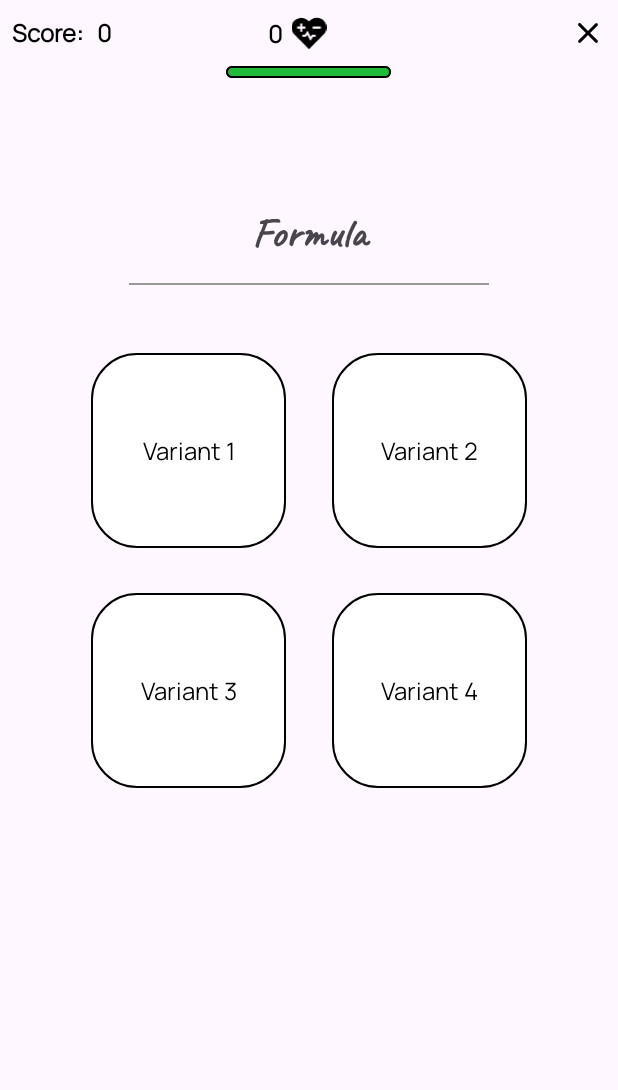
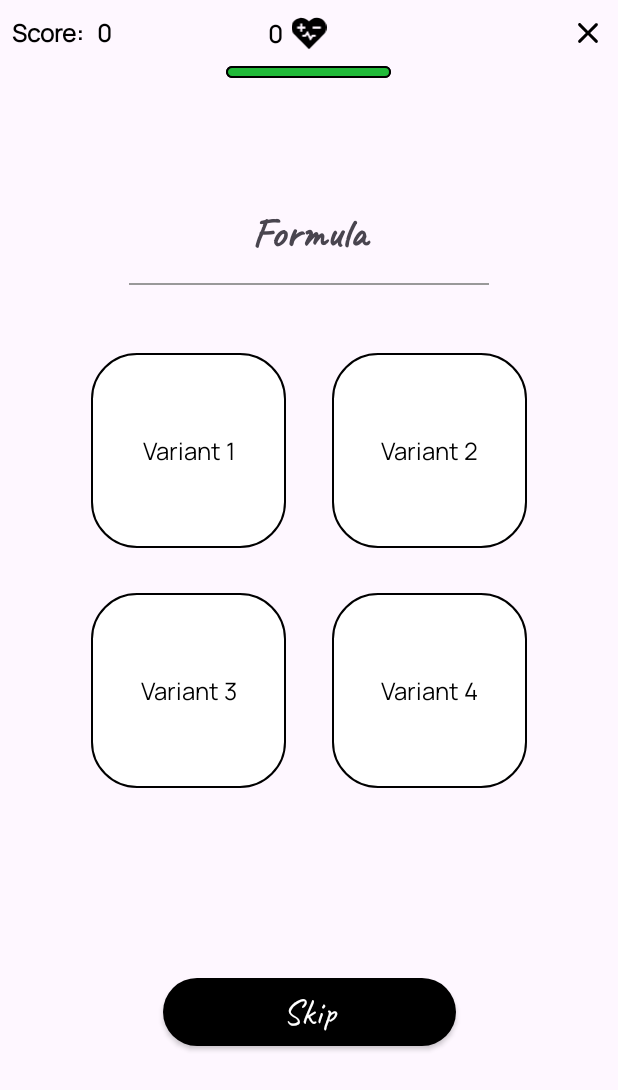
Before and after one commit to SunshineDevv/MathGame, an Android app: the fragment ProcessPageFragment placed in its activity, on a phone screen of 412 x 824 dp. Shown: the top 1090 px of the screen. Run offline under Robolectric (Android 15) with nearby library versions, the phone set to English and light mode, and no system bars; 3 statements that could not run were skipped.

Commit message:
Last commit

```diff
--- a/app/src/main/java/com/koliesnikov/mathgame/ProcessPageFragment.kt
+++ b/app/src/main/java/com/koliesnikov/mathgame/ProcessPageFragment.kt
@@ -268,7 +268,7 @@ class ProcessPageFragment : Fragment() {
     }
 
     private fun startProgressBar(typeOfOperation: String) {
-        timer = object : CountDownTimer(5000, intervalTime) {
+        timer = object : CountDownTimer(startTime, intervalTime) {
             override fun onTick(currentTime: Long) {
                 progressTime = (currentTime / 1000).toInt()
                 binding?.progressBar?.progress = progressTime
--- a/app/src/main/res/layout/fragment_process_page.xml
+++ b/app/src/main/res/layout/fragment_process_page.xml
@@ -240,33 +240,37 @@
 
         </androidx.appcompat.widget.LinearLayoutCompat>
 
+    </androidx.appcompat.widget.LinearLayoutCompat>
+
     <androidx.appcompat.widget.AppCompatButton
         android:id="@+id/skipButton"
         android:layout_width="195dp"
         android:layout_height="45dp"
-            android:layout_marginTop="100dp"
         android:background="@drawable/button_skip_style"
         android:fontFamily="@font/caveat"
         android:text="Skip"
         android:textAllCaps="false"
         android:textColor="@color/white"
         android:textSize="24sp"
-            android:visibility="gone">
+        android:visibility="visible"
+        app:layout_constraintBottom_toBottomOf="@+id/resultLayout"
+        app:layout_constraintEnd_toEndOf="parent"
+        app:layout_constraintStart_toStartOf="parent"
+        app:layout_constraintTop_toBottomOf="@+id/linearLayoutCompat">
 
     </androidx.appcompat.widget.AppCompatButton>
-
-    </androidx.appcompat.widget.LinearLayoutCompat>
 
     <androidx.constraintlayout.widget.ConstraintLayout
         android:id="@+id/resultLayout"
         android:layout_width="match_parent"
-        android:layout_height="100dp"
+        android:layout_height="110dp"
         android:layout_marginTop="92dp"
         android:visibility="visible"
         app:layout_constraintBottom_toBottomOf="parent"
         app:layout_constraintEnd_toEndOf="parent"
         app:layout_constraintStart_toStartOf="parent"
-        app:layout_constraintTop_toBottomOf="@+id/linearLayoutCompat">
+        app:layout_constraintTop_toBottomOf="@+id/linearLayoutCompat"
+        app:layout_constraintVertical_bias="1.0">
 
         <TextView
             android:id="@+id/resultTextView"
```
Lines whose indentation alone changed are shown as unchanged.
